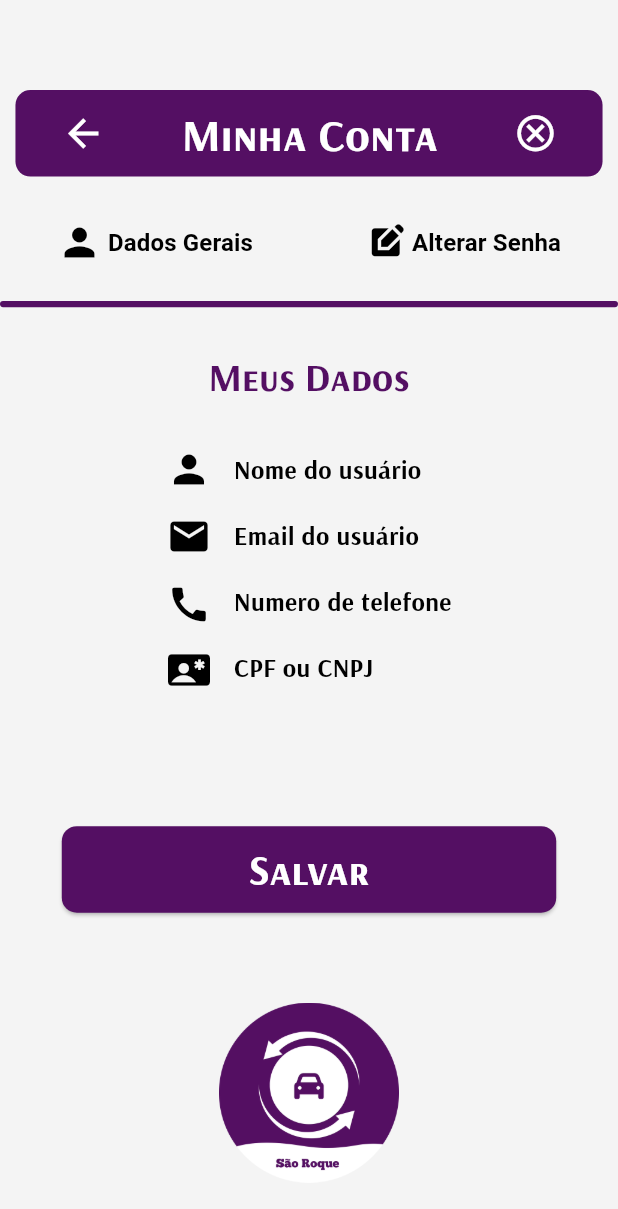
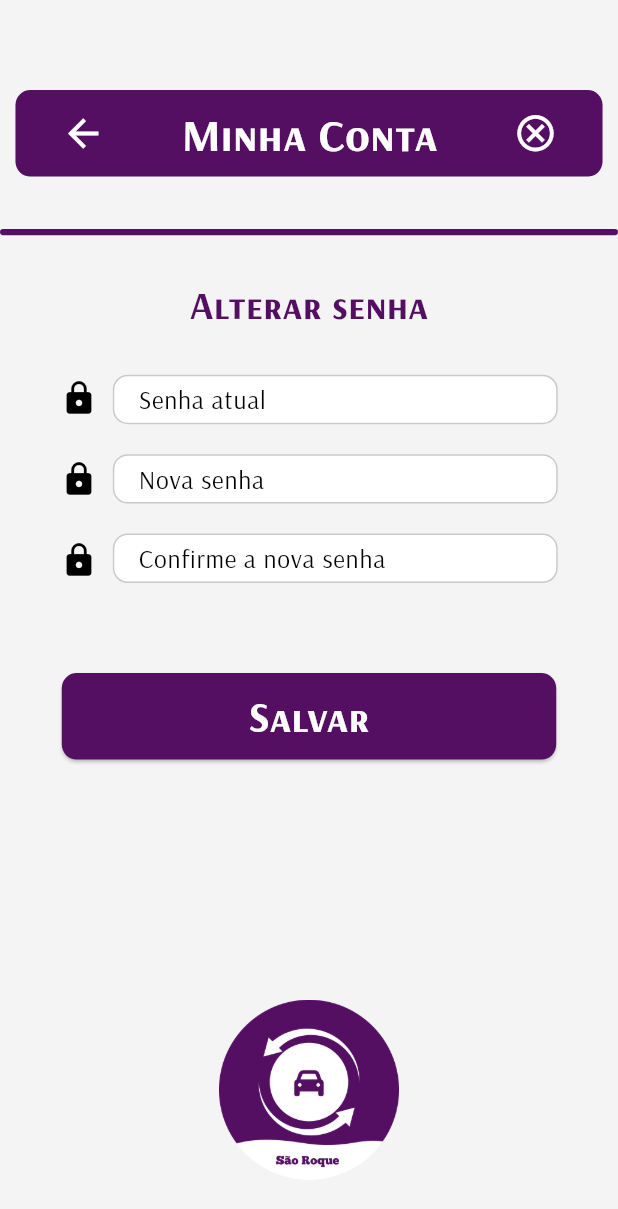
Before and after one commit to PietroBlackDev/Projeto-Estaciona-Facil, a Flutter app: the Minhacontaum screen opened directly, after a tap on "Alterar Senha", on a phone screen of 412 x 824 dp. Shown: the top 1209 px of the screen. Run offline on Flutter 3.47's test engine with Material 3 defaults, Android fonts, the phone set to English and light mode, and no system bars; our stand-ins replace lottie.

Commit message:
Atualização - minha_conta_dois
Criação e estilização da pagina minha_conta_dois. ja feita e terminada

Polida na pagina minha_conta_um, ja feita e terminada tambem.

```diff
--- /dev/null
+++ b/lib/pages/Fluxo_Pietro/minha_conta_dois.dart
@@ -0,0 +1,204 @@
+import 'package:estaciona_facil/components/modal_confirmacao.dart';
+import 'package:estaciona_facil/components/widget_label.dart';
+import 'package:flutter/material.dart';
+
+class MinhaContaDois extends StatefulWidget {
+  const MinhaContaDois({super.key});
+
+  @override
+  State<MinhaContaDois> createState() => _MinhaContaDoisState();
+}
+
+class _MinhaContaDoisState extends State<MinhaContaDois> {
+  @override
+  Widget build(BuildContext context) {
+    return Scaffold(
+      body: Padding(
+        padding: const EdgeInsets.only(top: 60),
+        child: Center(
+          child: Column(
+            mainAxisAlignment: MainAxisAlignment.start,
+            crossAxisAlignment: CrossAxisAlignment.center,
+            children: [
+              WidgetLabel(texto: 'Minha Conta'),
+              const SizedBox(height: 35),
+              Container(
+                width: MediaQuery.of(context).size.width * 1,
+                height: MediaQuery.of(context).size.height * 0.005,
+                decoration: BoxDecoration(
+                  color: Theme.of(context).colorScheme.onPrimary,
+                  borderRadius: BorderRadius.circular(10),
+                ),
+              ),
+              const SizedBox(height: 30),
+              Text(
+                'Alterar senha',
+                style: Theme.of(context).textTheme.titleLarge,
+              ),
+              const SizedBox(height: 30),
+              Center(
+                child: Row(
+                  mainAxisAlignment: MainAxisAlignment.center,
+                  crossAxisAlignment: CrossAxisAlignment.center,
+                  children: [
+                    Center(
+                      child: Column(
+                        spacing: 29,
+                        children: [
+                          Icon(Icons.lock, color: Colors.black, size: 25),
+                          Icon(Icons.lock, color: Colors.black, size: 25),
+                          Icon(Icons.lock, color: Colors.black, size: 25),
+                        ],
+                      ),
+                    ),
+                    const SizedBox(width: 10),
+                    Center(
+                      child: Column(
+                        mainAxisAlignment: MainAxisAlignment.start,
+                        crossAxisAlignment: CrossAxisAlignment.start,
+                        spacing: 20,
+                        children: [
+                          SizedBox(
+                            width: MediaQuery.of(context).size.width * 0.72,
+                            height: MediaQuery.of(context).size.height * 0.04,
+                            child: TextField(
+                              decoration: InputDecoration(
+                                hintText: 'Senha atual',
+                                hintStyle: TextStyle(
+                                  color: Colors.black,
+                                  fontSize: 17,
+                                  fontWeight: FontWeight.w300,
+                                  fontFamily: 'Arsenal',
+                                ),
+                                filled: true,
+                                fillColor: Colors.white,
+                                contentPadding: const EdgeInsets.fromLTRB(
+                                  13,
+                                  0,
+                                  13,
+                                  0,
+                                ),
+                                border: OutlineInputBorder(
+                                  borderRadius: BorderRadius.circular(10),
+                                ),
+                                enabledBorder: OutlineInputBorder(
+                                  borderRadius: BorderRadius.circular(10),
+                                  borderSide: BorderSide(
+                                    color: const Color.fromARGB(
+                                      141,
+                                      158,
+                                      158,
+                                      158,
+                                    ),
+                                  ),
+                                ),
+                              ),
+                            ),
+                          ),
+
+                          SizedBox(
+                            width: MediaQuery.of(context).size.width * 0.72,
+                            height: MediaQuery.of(context).size.height * 0.04,
+                            child: TextField(
+                              decoration: InputDecoration(
+                                hintText: 'Nova senha',
+                                hintStyle: TextStyle(
+                                  color: Colors.black,
+                                  fontSize: 17,
+                                  fontWeight: FontWeight.w300,
+                                  fontFamily: 'Arsenal',
+                                ),
+                                filled: true,
+                                fillColor: Colors.white,
+                                contentPadding: const EdgeInsets.fromLTRB(
+                                  13,
+                                  0,
+                                  13,
+                                  0,
+                                ),
+                                border: OutlineInputBorder(
+                                  borderRadius: BorderRadius.circular(10),
+                                ),
+                                enabledBorder: OutlineInputBorder(
+                                  borderRadius: BorderRadius.circular(10),
+                                  borderSide: BorderSide(
+                                    color: const Color.fromARGB(
+                                      141,
+                                      158,
+                                      158,
+                                      158,
+                                    ),
+                                  ),
+                                ),
+                              ),
+                            ),
+                          ),
+
+                          SizedBox(
+                            width: MediaQuery.of(context).size.width * 0.72,
+                            height: MediaQuery.of(context).size.height * 0.04,
+                            child: TextField(
+                              decoration: InputDecoration(
+                                hintText: 'Confirme a nova senha',
+                                hintStyle: TextStyle(
+                                  color: Colors.black,
+                                  fontSize: 17,
+                                  fontWeight: FontWeight.w300,
+                                  fontFamily: 'Arsenal',
+                                ),
+                                filled: true,
+                                fillColor: Colors.white,
+                                contentPadding: const EdgeInsets.fromLTRB(
+                                  13,
+                                  0,
+                                  13,
+                                  0,
+                                ),
+                                border: OutlineInputBorder(
+                                  borderRadius: BorderRadius.circular(10),
+                                ),
+                                enabledBorder: OutlineInputBorder(
+                                  borderRadius: BorderRadius.circular(10),
+                                  borderSide: BorderSide(
+                                    color: const Color.fromARGB(
+                                      141,
+                                      158,
+                                      158,
+                                      158,
+                                    ),
+                                  ),
+                                ),
+                              ),
+                            ),
+                          ),
+                        ],
+                      ),
+                    ),
+                  ],
+                ),
+              ),
+              const SizedBox(height: 60),
+              ModalConfirmacao(texto: 'Salvar'),
+              SizedBox(
+                width: MediaQuery.of(context).size.width * 0.5,
+                height: MediaQuery.of(context).size.height * 0.34,
+                child: Column(
+                  mainAxisAlignment: MainAxisAlignment.end,
+                  crossAxisAlignment: CrossAxisAlignment.center,
+                  mainAxisSize: MainAxisSize.min,
+                  children: [
+                    Image.asset(
+                      'assets/images/Logo.png',
+                      width: 120,
+                      height: 120,
+                    ),
+                  ],
+                ),
+              ),
+            ],
+          ),
+        ),
+      ),
+    );
+  }
+}
--- a/lib/pages/Fluxo_Pietro/minhaContaUm.dart
+++ b/lib/pages/Fluxo_Pietro/minha_conta_um.dart
@@ -1,5 +1,6 @@
 import 'package:estaciona_facil/components/modal_confirmacao.dart';
 import 'package:estaciona_facil/components/widget_label.dart';
+import 'package:estaciona_facil/pages/Fluxo_Pietro/minha_conta_dois.dart';
 import 'package:flutter/material.dart';
 
 class Minhacontaum extends StatefulWidget {
@@ -45,7 +46,14 @@ class _MinhacontaumState extends State<Minhacontaum> {
                   ),
 
                   TextButton(
-                    onPressed: () {},
+                    onPressed: () {
+                      Navigator.push(
+                        context,
+                        MaterialPageRoute(
+                          builder: (context) => MinhaContaDois(),
+                        ),
+                      );
+                    },
                     child: Row(
                       spacing: 5,
                       children: [
@@ -111,6 +119,7 @@ class _MinhacontaumState extends State<Minhacontaum> {
                               color: Colors.black,
                               fontSize: 17,
                               fontWeight: FontWeight.w600,
+                              fontFamily: 'Arsenal',
                             ),
                           ),
 
@@ -120,6 +129,7 @@ class _MinhacontaumState extends State<Minhacontaum> {
                               color: Colors.black,
                               fontSize: 17,
                               fontWeight: FontWeight.w600,
+                              fontFamily: 'Arsenal',
                             ),
                           ),
 
@@ -129,6 +139,7 @@ class _MinhacontaumState extends State<Minhacontaum> {
                               color: Colors.black,
                               fontSize: 17,
                               fontWeight: FontWeight.w600,
+                              fontFamily: 'Arsenal',
                             ),
                           ),
 
@@ -148,8 +159,21 @@ class _MinhacontaumState extends State<Minhacontaum> {
               ),
               const SizedBox(height: 90),
               ModalConfirmacao(texto: 'Salvar'),
-              const SizedBox(height: 60),
-              Image.asset('assets/images/Logo.png', width: 120, height: 120),
+              SizedBox(
+                width: MediaQuery.of(context).size.width * 0.8,
+                height: MediaQuery.of(context).size.height * 0.222,
+                child: Column(
+                  mainAxisAlignment: MainAxisAlignment.end,
+                  crossAxisAlignment: CrossAxisAlignment.center,
+                  children: [
+                    Image.asset(
+                      'assets/images/Logo.png',
+                      width: 120,
+                      height: 120,
+                    ),
+                  ],
+                ),
+              ),
             ],
           ),
         ),
--- a/lib/pages/my_home_page.dart
+++ b/lib/pages/my_home_page.dart
@@ -2,7 +2,7 @@ import 'package:estaciona_facil/components/botao_basico.dart';
 import 'package:estaciona_facil/components/botao_basico_pop.dart';
 import 'package:estaciona_facil/components/input.dart';
 import 'package:estaciona_facil/components/widget_label.dart';
-import 'package:estaciona_facil/pages/Fluxo_Pietro/minhaContaUm.dart';
+import 'package:estaciona_facil/pages/Fluxo_Pietro/minha_conta_um.dart';
 import 'package:estaciona_facil/pages/paginaum.dart';
 import 'package:flutter/material.dart';
 
```
